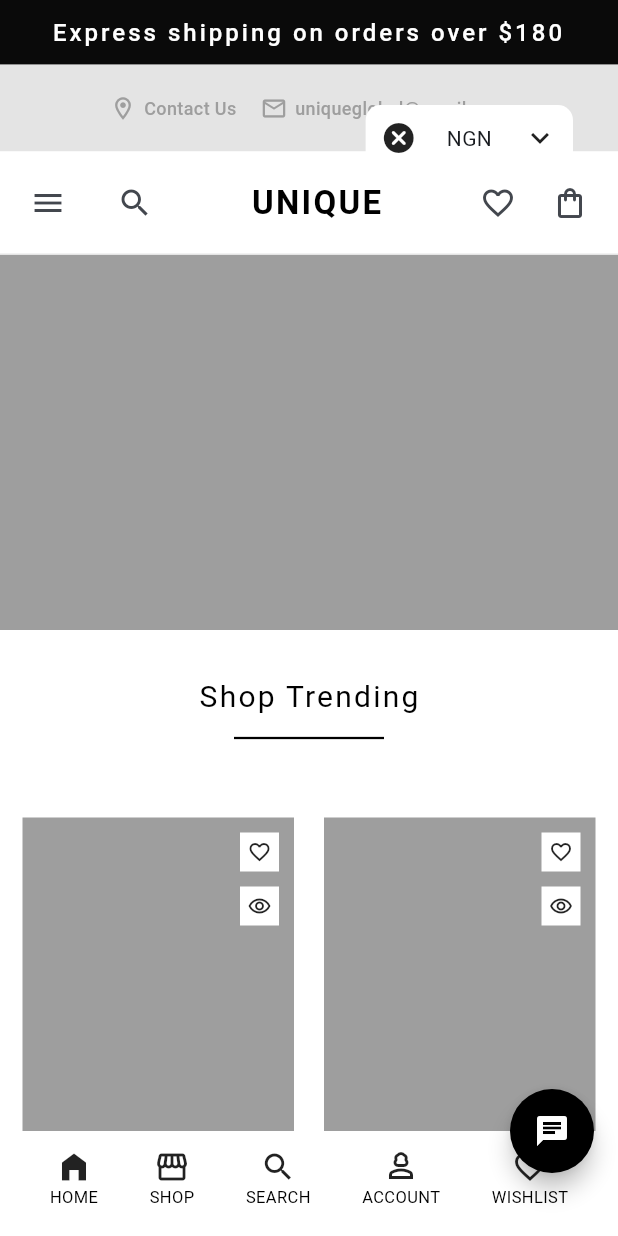
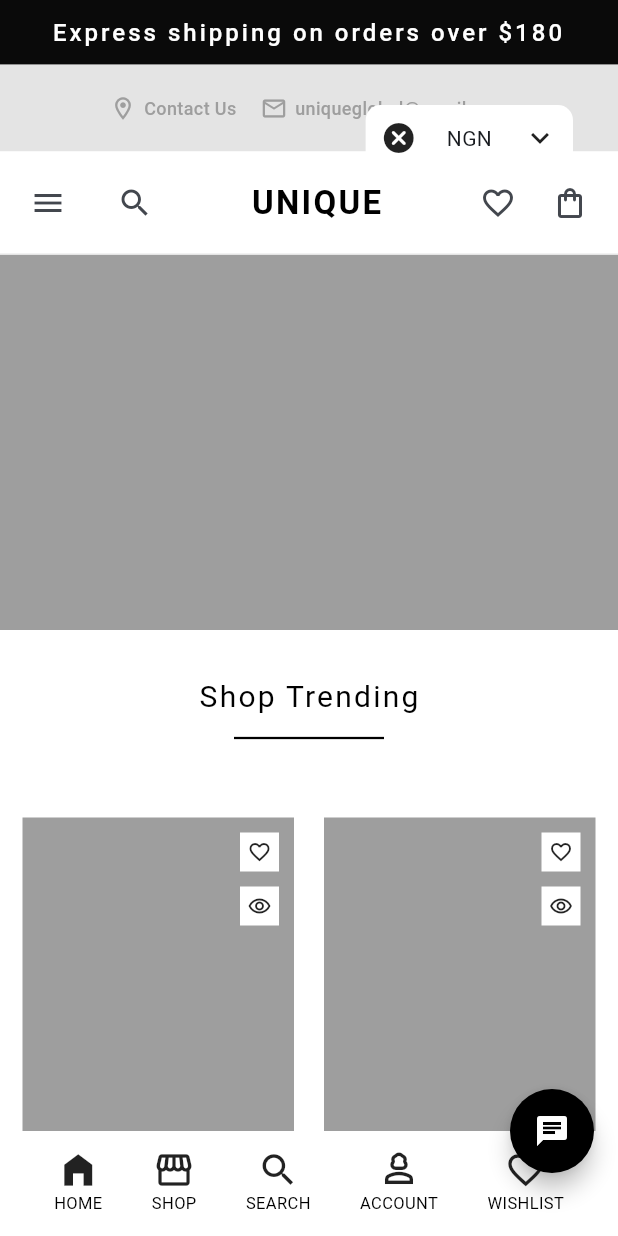
Before and after one commit to joena1o/Unique-E-commerce-App, a Flutter app: the screen it shows after launch, on a phone screen of 412 x 824 dp. Run offline on Flutter 3.47's test engine with Material 3 defaults, Android fonts, the phone set to English and light mode, and no system bars; our stand-ins replace flutter_breadcrumb, get_it, go_router; Roboto replaces fonts that are missing (Montserrat).

Commit message:
bottom nav icon size - 28

```diff
--- a/lib/features/home_screen/pages/home_screen.dart
+++ b/lib/features/home_screen/pages/home_screen.dart
@@ -205,9 +205,11 @@ class _HomeScreenState extends State<HomeScreen>
               notchMargin: 0,
               height: 70,
               color: Colors.transparent,
+              child: Padding(
+                padding: UtilityClass.horizontalPadding,
                 child: Row(
                   crossAxisAlignment: CrossAxisAlignment.center,
-                mainAxisAlignment: MainAxisAlignment.spaceAround,
+                  mainAxisAlignment: MainAxisAlignment.spaceBetween,
                   children: [
                     GestureDetector(
                       onTap: () {
@@ -215,7 +217,10 @@ class _HomeScreenState extends State<HomeScreen>
                       },
                       child: Column(
                         children: [
-                        const Icon(Icons.home_filled),
+                          const Icon(
+                            Icons.home_filled,
+                            size: 28,
+                          ),
                           Text("HOME", style: UtilityClass.bottomNavStyleBlack)
                         ],
                       ),
@@ -226,8 +231,12 @@ class _HomeScreenState extends State<HomeScreen>
                         },
                         child: Column(
                           children: [
-                          const Icon(Icons.storefront),
-                          Text("SHOP", style: UtilityClass.bottomNavStyleBlack)
+                            const Icon(
+                              Icons.storefront,
+                              size: 28,
+                            ),
+                            Text("SHOP",
+                                style: UtilityClass.bottomNavStyleBlack)
                           ],
                         )),
                     GestureDetector(
@@ -258,8 +267,8 @@ class _HomeScreenState extends State<HomeScreen>
                                             color: AppColors
                                                 .borderGray, // Border color
                                             width: 2.0, // Border width
-                                          style:
-                                              BorderStyle.solid, // Border style
+                                            style: BorderStyle
+                                                .solid, // Border style
                                           ),
                                         ),
                                       ),
@@ -290,7 +299,10 @@ class _HomeScreenState extends State<HomeScreen>
                         },
                         child: Column(
                           children: [
-                          const Icon(Icons.search),
+                            const Icon(
+                              Icons.search,
+                              size: 28,
+                            ),
                             Text("SEARCH",
                                 style: UtilityClass.bottomNavStyleBlack)
                           ],
@@ -301,7 +313,10 @@ class _HomeScreenState extends State<HomeScreen>
                         },
                         child: Column(
                           children: [
-                          const Icon(Icons.person_3_outlined),
+                            const Icon(
+                              Icons.person_3_outlined,
+                              size: 28,
+                            ),
                             Text("ACCOUNT",
                                 style: UtilityClass.bottomNavStyleBlack)
                           ],
@@ -312,12 +327,16 @@ class _HomeScreenState extends State<HomeScreen>
                         },
                         child: Column(
                           children: [
-                          const Icon(Icons.favorite_border),
+                            const Icon(
+                              Icons.favorite_border,
+                              size: 28,
+                            ),
                             Text("WISHLIST",
                                 style: UtilityClass.bottomNavStyleBlack)
                           ],
                         ))
                   ],
+                ),
               ),
             )
           : null,
```
Lines whose indentation alone changed are shown as unchanged.
